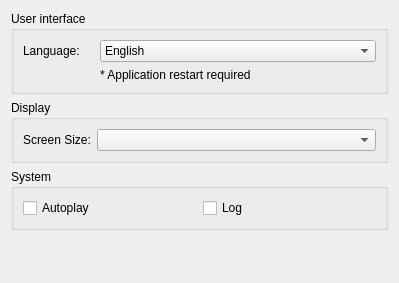
First picture: the form in desktopGUI/forms/qnplenvironmentform.ui, repository TeleMidia/ginga-2010-2015-gui, before the edit.
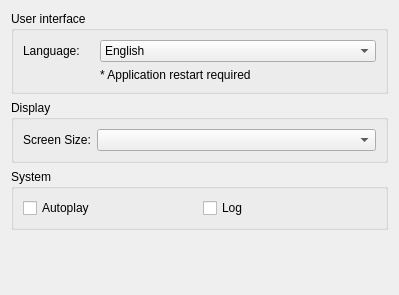
Second picture: the form after the edit. Icons and pictures are not drawn.

The edit to the form file:
```diff
--- a/desktopGUI/forms/qnplenvironmentform.ui
+++ b/desktopGUI/forms/qnplenvironmentform.ui
@@ -7,7 +7,7 @@
     <x>0</x>
     <y>0</y>
     <width>399</width>
-    <height>283</height>
+    <height>295</height>
    </rect>
   </property>
   <property name="sizePolicy">
```
Left out of the diff: 125 changed lines with no effect on the pictures.
